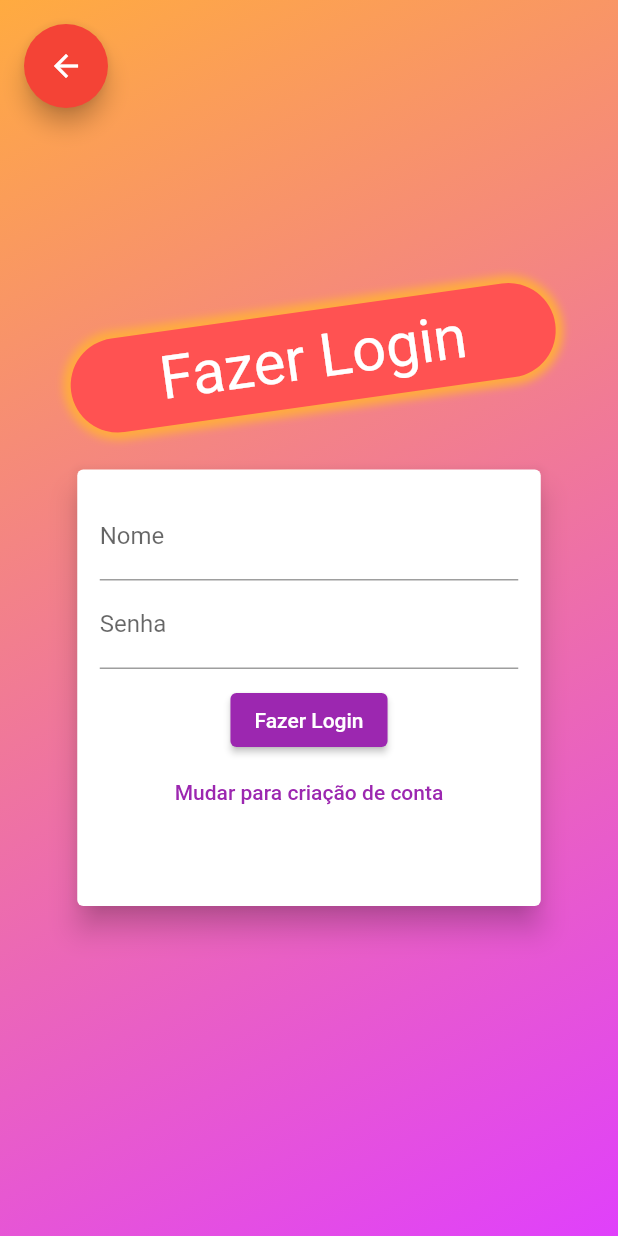
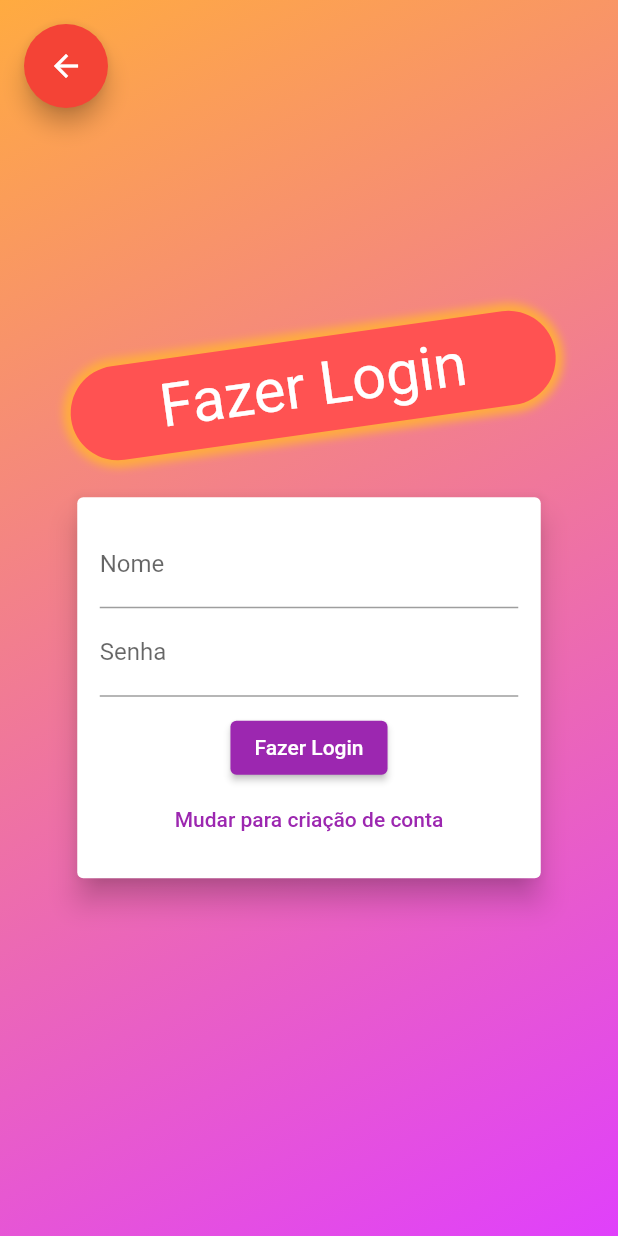
Before and after one commit to matheusEduardoTavares/revisaoConteudosFlutter, a Flutter app: the LoginPage screen opened directly, on a phone screen of 412 x 824 dp. Run offline on Flutter 3.47's test engine with Material 2 defaults, Android fonts, the light colour scheme and no system bars; our stand-ins replace flutter_redux, redux.

Commit message:
Melhorando a arvore de widgets do login page

```diff
--- a/lib/pages/login_page/login_page.dart
+++ b/lib/pages/login_page/login_page.dart
@@ -24,6 +24,9 @@ class _LoginPageState extends State<LoginPage> with SingleTickerProviderStateMix
   Animation<double> _opacityAnimation;
   Animation<Offset> _slideAnimation;
 
+  final _minHeight = 254.0;
+  final _maxHeight = 354.0;
+
   @override
   void initState() {
     super.initState();
@@ -40,8 +43,8 @@ class _LoginPageState extends State<LoginPage> with SingleTickerProviderStateMix
     );
 
     _heightAnimation = Tween<Size>(
-      begin: Size(double.infinity, 291.0),
-      end: Size(double.infinity, 393.0)
+      begin: Size(double.infinity, _minHeight),
+      end: Size(double.infinity, _maxHeight)
     ).animate(
       CurvedAnimation(
         parent: _controller,
@@ -96,10 +99,10 @@ class _LoginPageState extends State<LoginPage> with SingleTickerProviderStateMix
               ),
             ),
           ),
-          Container(
-            width: double.infinity,
-            child: Center(
-              child: SingleChildScrollView(
+          Center(
+            child: SingleChildScrollView(
+              child: Container(
+                width: double.infinity,
                 child: Form(
                   key: _formKey,
                   child: Column(
@@ -136,7 +139,7 @@ class _LoginPageState extends State<LoginPage> with SingleTickerProviderStateMix
                               children: [
                                 LayoutBuilder(
                                   builder: (ctx, constraints) => AnimatedContainer(
-                                  height: _isLogin ? 291.0 : 371.0,
+                                  height: _isLogin ? _minHeight : _maxHeight,
                                   duration: _defaultDuration,
                                   curve: Curves.ease,
                                   width: MediaQuery.of(context).size.width * 0.75,
```
